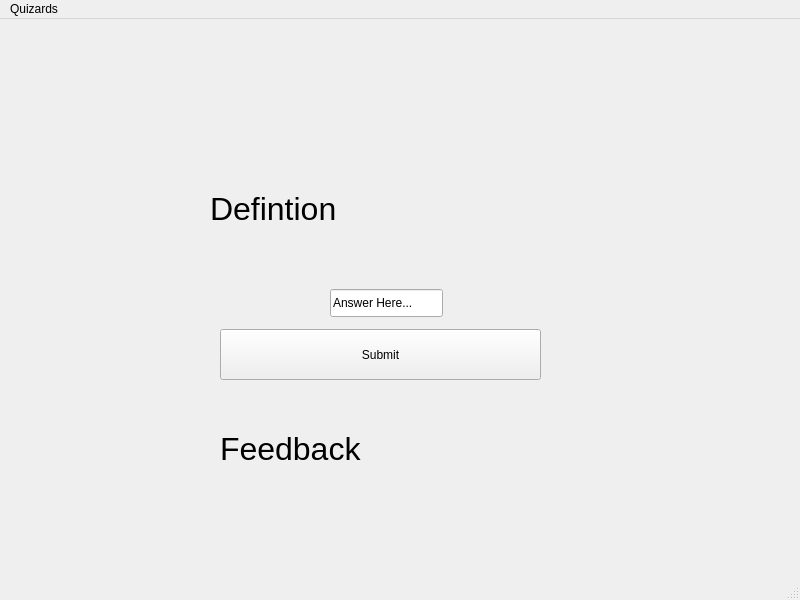
Qt form mainwindow.ui (MONKEYFACE678/QuizardsQT) before a commit.
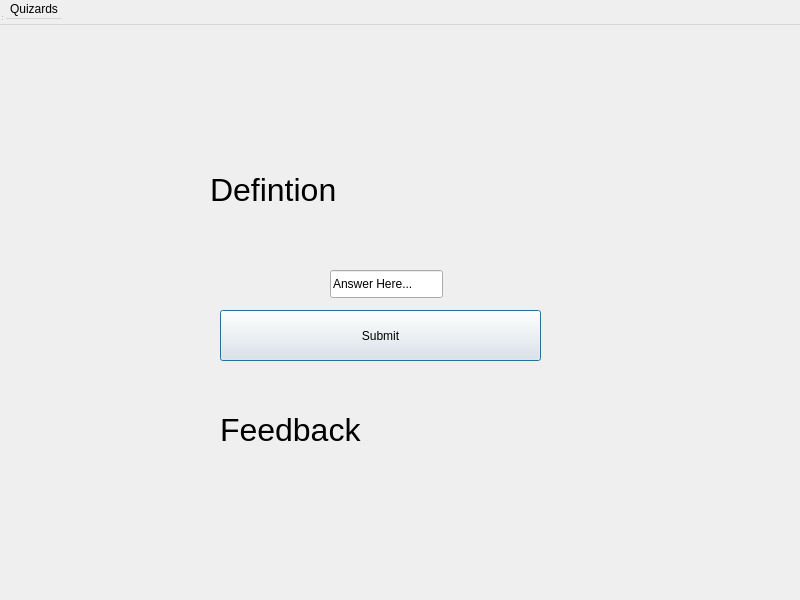
The same form after that commit.

Commit message: just need buttons

What changed in the file:
```diff
--- a/mainwindow.ui
+++ b/mainwindow.ui
@@ -1,7 +1,7 @@
 <?xml version="1.0" encoding="UTF-8"?>
 <ui version="4.0">
  <class>MainWindow</class>
- <widget class="QMainWindow" name="MainWindow">
+ <widget class="QDialog" name="MainWindow">
   <property name="geometry">
    <rect>
     <x>0</x>
```
The commit also changes 1 other file.
